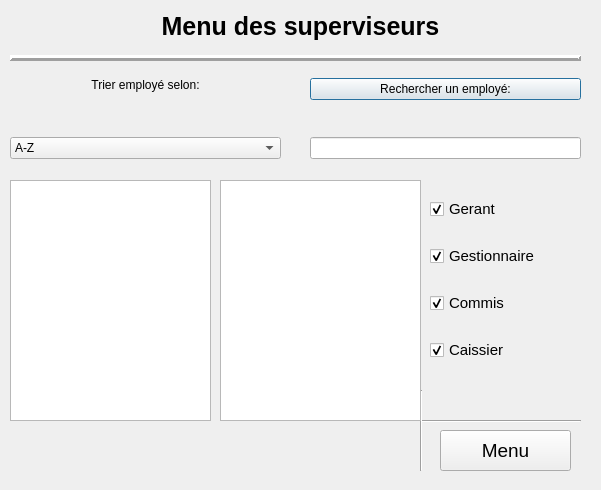
The window that UI/MenuSuperviseur.ui (LePerron/Application-gestion-employes-projet-session-2023) describes before a commit, drawn with Qt 5.
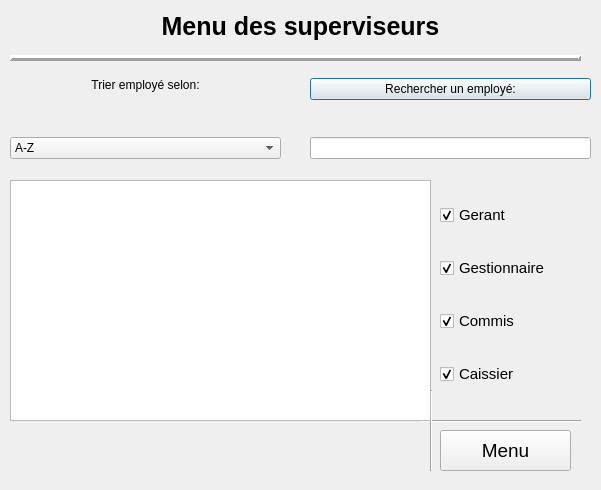
The same window after the commit.

Patch:
```diff
--- a/UI/MenuSuperviseur.ui
+++ b/UI/MenuSuperviseur.ui
@@ -19,7 +19,7 @@
   <widget class="QLabel" name="labelErreurSelection">
    <property name="geometry">
     <rect>
-     <x>10</x>
+     <x>20</x>
      <y>430</y>
      <width>401</width>
      <height>31</height>
@@ -146,7 +146,7 @@
     <rect>
      <x>310</x>
      <y>78</y>
-     <width>271</width>
+     <width>281</width>
      <height>81</height>
     </rect>
    </property>
@@ -179,7 +179,7 @@
   <widget class="Line" name="line_2">
    <property name="geometry">
     <rect>
-     <x>411</x>
+     <x>421</x>
      <y>390</y>
      <width>20</width>
      <height>81</height>
@@ -232,45 +232,13 @@
     <string>Menu</string>
    </property>
   </widget>
-  <widget class="QListView" name="listViewCommisCaissier">
-   <property name="geometry">
-    <rect>
-     <x>220</x>
-     <y>180</y>
-     <width>201</width>
-     <height>241</height>
-    </rect>
-   </property>
-   <property name="editTriggers">
-    <set>QAbstractItemView::NoEditTriggers</set>
-   </property>
-   <property name="selectionBehavior">
-    <enum>QAbstractItemView::SelectRows</enum>
-   </property>
-  </widget>
-  <widget class="QListView" name="listViewGerantGestionnaire">
-   <property name="geometry">
-    <rect>
-     <x>10</x>
-     <y>180</y>
-     <width>201</width>
-     <height>241</height>
-    </rect>
-   </property>
-   <property name="editTriggers">
-    <set>QAbstractItemView::NoEditTriggers</set>
-   </property>
-   <property name="selectionBehavior">
-    <enum>QAbstractItemView::SelectRows</enum>
-   </property>
-  </widget>
   <widget class="QWidget" name="gridLayoutWidget">
    <property name="geometry">
     <rect>
-     <x>430</x>
+     <x>440</x>
      <y>180</y>
      <width>151</width>
-     <height>201</height>
+     <height>231</height>
     </rect>
    </property>
    <property name="font">
@@ -341,6 +309,19 @@
     </item>
    </layout>
   </widget>
+  <widget class="QTableWidget" name="tableWidget">
+   <property name="geometry">
+    <rect>
+     <x>10</x>
+     <y>180</y>
+     <width>421</width>
+     <height>241</height>
+    </rect>
+   </property>
+   <property name="editTriggers">
+    <set>QAbstractItemView::NoEditTriggers</set>
+   </property>
+  </widget>
  </widget>
  <resources/>
  <connections/>
```
